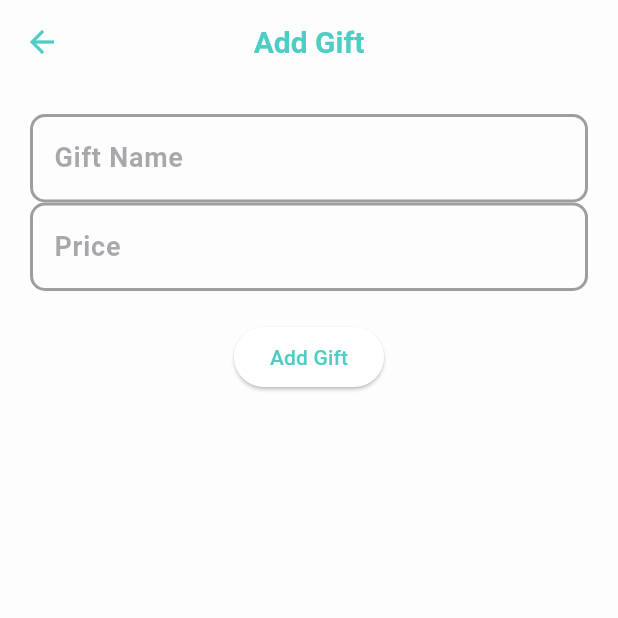
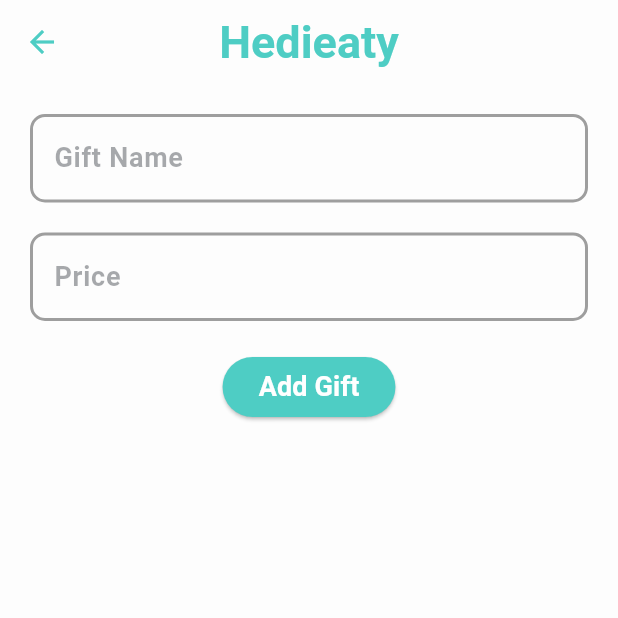
Before and after one commit to YoussefElNagy/Hedieaty, a Flutter app: the GiftManagement screen opened directly with sample values from the repository, after a tap on the "add" icon, on a phone screen of 412 x 824 dp, the top half of it. Run offline on Flutter 3.47's test engine with Material 3 defaults, Android fonts, the phone set to English and light mode, and no system bars; our stand-ins replace cloud_firestore, firebase_auth, firebase_core, google_fonts; accounts and stored records are empty; Roboto replaces fonts that are missing (Cairo).

Commit message:
Gift Settings

```diff
--- a/lib/components/FriendProfile.dart
+++ b/lib/components/FriendProfile.dart
@@ -161,7 +161,7 @@ class _FriendProfileState extends State<FriendProfile> {
             //   ),
             // ),
             Text(
-              friend.email ?? "No email provided", // Default if null
+              friend.email,
               style: TextStyle(
                 fontSize: 16,
                 color: Colors.grey,
--- a/lib/components/GiftManagement.dart
+++ b/lib/components/GiftManagement.dart
@@ -1,6 +1,7 @@
 import 'package:flutter/material.dart';
 import '../data/events.dart'; // Assuming you have Event and Gift models
-import '../data/gifts.dart';  // Import the gifts data model
+import '../data/gifts.dart';
+import 'GiftSettings.dart'; // Import the gifts data model
 
 class GiftManagement extends StatefulWidget {
   final Event event;
@@ -19,7 +20,7 @@ class _GiftManagementState extends State<GiftManagement> {
       appBar: AppBar(
         title: Text(
           '${widget.event.eventName} Gifts',
-          style: Theme.of(context).textTheme.headlineMedium,
+          style: TextStyle(fontSize: 30),
         ),
         centerTitle: true,
       ),
@@ -27,18 +28,81 @@ class _GiftManagementState extends State<GiftManagement> {
         itemCount: widget.event.giftIds.length,
         itemBuilder: (context, index) {
           final giftId = widget.event.giftIds[index];
-          final gift = getGiftById(giftId); // This should fetch the gift data from your source
+          final gift = getGiftById(
+              giftId); // This should fetch the gift data from your source
 
-          return Card(
-            margin: const EdgeInsets.all(10),
-            child: ListTile(
-              title: Text(gift.giftName),
-              subtitle: Text('Price: \$${gift.price.toString()}'),
-              trailing: IconButton(
-                icon: const Icon(Icons.delete, color: Colors.red),
-                onPressed: () {
-                  deleteGift(gift.id); // Call the delete method
-                },
+          return InkWell(
+            onTap: (){
+              Navigator.push(
+                context,
+                MaterialPageRoute(
+                    builder: (context) => GiftSettings(gift: gift)),
+              );
+            },
+            child: Card(
+              margin: const EdgeInsets.symmetric(horizontal: 16, vertical: 8),
+              elevation: 3,
+              shape: RoundedRectangleBorder(
+                borderRadius: BorderRadius.circular(12),
+              ),
+              child: Padding(
+                padding: const EdgeInsets.all(12.0),
+                child: Row(
+                  children: [
+                    // Image with fixed dimensions and constrained size
+                    ClipRRect(
+                      borderRadius: BorderRadius.circular(8),
+                      child: SizedBox(
+                        width: 80, // Constrained width
+                        height: 80, // Constrained height
+                        child: Image.asset(
+                          gift.image ?? 'https://example.com/defaultimage.jpg',
+                          fit: BoxFit.cover,
+                          errorBuilder: (context, error, stackTrace) => Icon(
+                            Icons.broken_image,
+                            color: Colors.grey[400],
+                            size: 50,
+                          ),
+                        ),
+                      ),
+                    ),
+                    const SizedBox(width: 16), // Spacing between image and text
+                    // Flexible content to prevent overflow
+                    Expanded(
+                      child: Column(
+                        crossAxisAlignment: CrossAxisAlignment.start,
+                        children: [
+                          Text(
+                            gift.giftName,
+                            style: const TextStyle(
+                              fontSize: 18,
+                              fontWeight: FontWeight.bold,
+                            ),
+                            overflow:
+                                TextOverflow.ellipsis, // Prevent text overflow
+                          ),
+                          const SizedBox(height: 8),
+                          Text(
+                            'Price: \$${gift.price.toStringAsFixed(2)}',
+                            style: const TextStyle(
+                              fontSize: 16,
+                              color: Colors.blueGrey,
+                            ),
+                          ),
+                          const SizedBox(height: 8),
+                          Text(
+                            'Category: ${gift.category.name}',
+                            style: const TextStyle(
+                              fontSize: 14,
+                              color: Colors.blueAccent,
+                            ),
+                            overflow: TextOverflow.ellipsis,
+                          ),
+                        ],
+                      ),
+                    ),
+                  ],
+                ),
               ),
             ),
           );
@@ -49,10 +113,12 @@ class _GiftManagementState extends State<GiftManagement> {
           // Navigate to a form to add a new gift to this event
           Navigator.push(
             context,
-            MaterialPageRoute(builder: (context) => AddGiftPage(event: widget.event)),
+            MaterialPageRoute(
+                builder: (context) => AddGiftPage(event: widget.event)),
           );
         },
         child: const Icon(Icons.add),
+        backgroundColor: Theme.of(context).colorScheme.primary,
       ),
     );
   }
@@ -65,7 +131,7 @@ class _GiftManagementState extends State<GiftManagement> {
       giftName: 'Shay Belaban',
       description: 'Lovely tea for lovely Nog',
       price: 100000.0,
-      image: 'https://example.com/toyrobot.jpg',
+      image: 'assets/default_gift.png',
       ownerId: '1',
       pledgedById: null,
       status: GiftStatus.available,
@@ -86,19 +152,28 @@ class _GiftManagementState extends State<GiftManagement> {
   }
 }
 
-class AddGiftPage extends StatelessWidget {
+class AddGiftPage extends StatefulWidget {
   final Event event;
 
   const AddGiftPage({Key? key, required this.event}) : super(key: key);
 
   @override
+  State<AddGiftPage> createState() => _AddGiftPageState();
+}
+
+class _AddGiftPageState extends State<AddGiftPage> {
+  @override
   Widget build(BuildContext context) {
+    final theme = Theme.of(context);
     final TextEditingController giftNameController = TextEditingController();
     final TextEditingController giftPriceController = TextEditingController();
 
     return Scaffold(
       appBar: AppBar(
-        title: const Text('Add Gift'),
+        title: const Text(
+          'Hedieaty',
+          style: TextStyle(fontSize: 30),
+        ),
         centerTitle: true,
       ),
       body: Padding(
@@ -109,6 +184,9 @@ class AddGiftPage extends StatelessWidget {
               controller: giftNameController,
               decoration: const InputDecoration(labelText: 'Gift Name'),
             ),
+            SizedBox(
+              height: 20,
+            ),
             TextField(
               controller: giftPriceController,
               decoration: const InputDecoration(labelText: 'Price'),
@@ -118,7 +196,8 @@ class AddGiftPage extends StatelessWidget {
             ElevatedButton(
               onPressed: () {
                 final giftName = giftNameController.text;
-                final giftPrice = double.tryParse(giftPriceController.text) ?? 0;
+                final giftPrice =
+                    double.tryParse(giftPriceController.text) ?? 0;
 
                 // Add the new gift
                 final newGift = Gift(
@@ -126,22 +205,30 @@ class AddGiftPage extends StatelessWidget {
                   giftName: giftName,
                   description: 'New gift description',
                   price: giftPrice,
-                  image: 'https://example.com/newgift.jpg', // Set the image as required
-                  ownerId: event.ownerId,
+                  image:
+                      'https://example.com/newgift.jpg', // Set the image as required
+                  ownerId: widget.event.ownerId,
                   pledgedById: null,
                   status: GiftStatus.available,
                   isPledged: false,
                   category: GiftCategory.other,
-                  eventId: event.id,
+                  eventId: widget.event.id,
                 );
-
                 // Add the new gift to the event's gift list
-                event.giftIds.add(newGift.id);
-
+                widget.event.giftIds.add(newGift.id);
                 // Notify the parent widget to update the state
                 Navigator.pop(context);
               },
-              child: const Text('Add Gift'),
+              child: Text(
+                'Add Gift',
+                style: TextStyle(
+                  fontSize: 18,
+                  fontWeight: FontWeight.bold,
+                  color: theme.colorScheme.onPrimary,
+                ),
+              ),
+              style: ElevatedButton.styleFrom(
+                  backgroundColor: theme.colorScheme.primary),
             ),
           ],
         ),
--- a/lib/components/MyEvents.dart
+++ b/lib/components/MyEvents.dart
@@ -201,7 +201,7 @@ class _MyEventsState extends State<MyEvents> {
                               final eventDate = DateFormat('yyyy-MM-dd HH:mm')
                                   .parse(dateController.text);
                               if (isEditing) {
-                                event!.eventName = nameController.text;
+                                event.eventName = nameController.text;
                                 event.dateTime = eventDate;
                                 event.category = selectedCategory;
                                 event.status = selectedStatus;
@@ -268,7 +268,7 @@ class _MyEventsState extends State<MyEvents> {
     return Scaffold(
       appBar: AppBar(
         title: Text(
-          'Hedeyeti',
+          'Hedieaty',
           style: GoogleFonts.cairo(fontSize: 30),
         ),
         centerTitle: true,
--- a/lib/components/Profile.dart
+++ b/lib/components/Profile.dart
@@ -132,7 +132,7 @@ class _ProfileState extends State<Profile> {
             SizedBox(height: 20),
             // Username and Email
             Text(
-              currentUser.username ?? "Username", // Use a default if null
+              currentUser.username,
               style: TextStyle(
                 fontSize: 36,
                 fontWeight: FontWeight.bold,
--- a/lib/data/events.dart
+++ b/lib/data/events.dart
@@ -1,4 +1,4 @@
-enum EventStatus { active, canceled, completed, upcoming }
+enum EventStatus { active, cancelled, completed, upcoming }
 enum EventCategory { birthday, wedding, corporate,  entertainment, graduation, eid, other }
 
 class Event {
--- a/lib/data/gifts.dart
+++ b/lib/data/gifts.dart
@@ -14,8 +14,6 @@ class Gift {
   GiftCategory category; // Enum for gift type
   String? eventId;
 
-  var ownerImage; // Reference to the Event the gift is associated with (optional)
-
   Gift({
     required this.id,
     required this.giftName,
@@ -29,4 +27,32 @@ class Gift {
     required this.category,
     this.eventId,
   });
+
+  Gift copyWith({
+    String? id,
+    String? giftName,
+    String? description,
+    double? price,
+    String? image,
+    String? ownerId,
+    String? pledgedById,
+    GiftStatus? status,
+    bool? isPledged,
+    GiftCategory? category,
+    String? eventId,
+  }) {
+    return Gift(
+      id: id ?? this.id,
+      giftName: giftName ?? this.giftName,
+      description: description ?? this.description,
+      price: price ?? this.price,
+      image: image ?? this.image,
+      ownerId: ownerId ?? this.ownerId,
+      pledgedById: pledgedById ?? this.pledgedById,
+      status: status ?? this.status,
+      isPledged: isPledged ?? this.isPledged,
+      category: category ?? this.category,
+      eventId: eventId ?? this.eventId,
+    );
+  }
 }
--- a/lib/services/auth.dart
+++ b/lib/services/auth.dart
@@ -4,7 +4,7 @@ import 'package:firebase_auth/firebase_auth.dart';
 
 class Auth{
 
-  FirebaseAuth _auth= FirebaseAuth.instance;
+  final FirebaseAuth _auth= FirebaseAuth.instance;
   Future<User?> signUp({
   required String email, required String password
   }) async{
```
Also changed, not shown: lib/components/GiftSettings.dart (added, +169 -0 lines), lib/components/Gifts.dart (+7 -2 lines).
